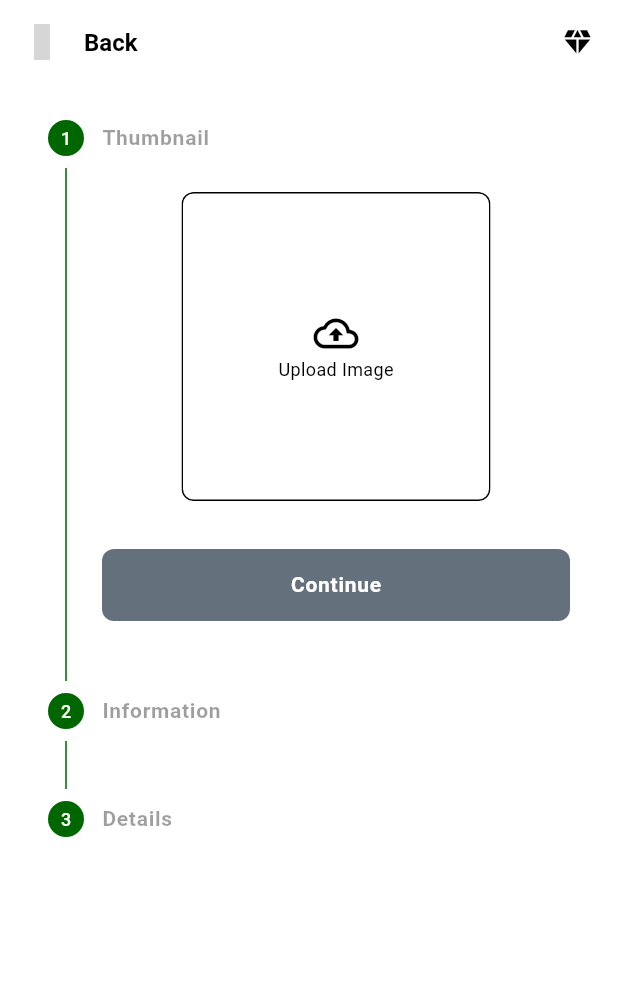
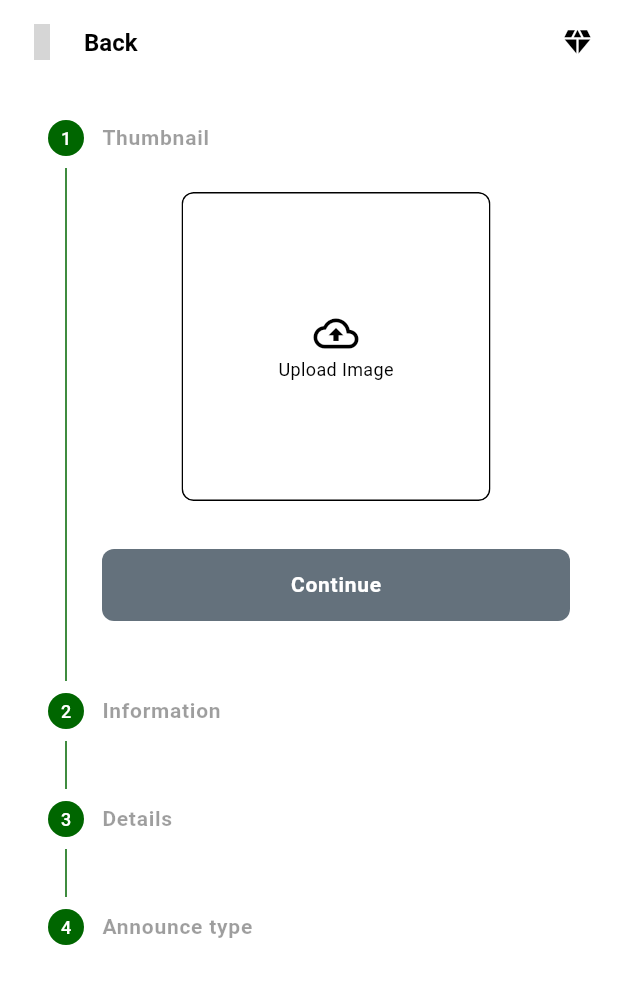
Before and after one commit to ezriouil/Alhawta, a Flutter app: the NewProductScreen screen opened by its route, after a tap on "Continue", on a phone screen of 412 x 824 dp. Shown: the top 984 px of the screen. Run offline on Flutter 3.47's test engine with Material 3 defaults, Android fonts, the light colour scheme and no system bars; drawn by our look-alikes of avatar_glow; our stand-ins replace appwrite, awesome_bottom_bar, cached_network_image, camera, carousel_slider, connectivity_plus and 13 more; missing offline and left inert: gal, unity_ads_plugin; accounts and stored records are empty; Roboto replaces fonts that are missing (Cal); grey boxes are pictures that could not be loaded.

Commit message:
update Design .

```diff
--- a/lib/home/home_screen.dart
+++ b/lib/home/home_screen.dart
@@ -3,13 +3,11 @@ import 'package:alhawta/home/widgets/home_custom_icon_btn.dart';
 import 'package:alhawta/home/widgets/home_custom_product.dart';
 import 'package:alhawta/home/widgets/home_custom_shimmer_effect.dart';
 import 'package:alhawta/home/widgets/home_custom_text_icon_btn.dart';
-import 'package:alhawta/index/index_controller.dart';
 import 'package:alhawta/product/product_screen.dart';
 import 'package:alhawta/utils/ads/custom_unity.dart';
 import 'package:alhawta/utils/constants/custom_images.dart';
 import 'package:alhawta/utils/constants/custom_sizes.dart';
 import 'package:alhawta/utils/state/custom_state.dart';
-import 'package:avatar_glow/avatar_glow.dart';
 import 'package:cached_network_image/cached_network_image.dart';
 import 'package:carousel_slider/carousel_slider.dart';
 import 'package:flutter/material.dart';
--- a/lib/home/widgets/home_custom_icon_btn.dart
+++ b/lib/home/widgets/home_custom_icon_btn.dart
@@ -7,8 +7,9 @@ class HomeCustomIconBtn extends CustomState{
   final GestureTapCallback onPressed;
   final IconData icon;
   final double? size;
+  final Color? iconColor, backgroundColor;
 
-   const HomeCustomIconBtn({super.key, required this.onPressed, required this.icon, this.size = 36.0});
+   const HomeCustomIconBtn({super.key, required this.onPressed, required this.icon,  this.iconColor, this.backgroundColor, this.size = 36.0});
 
   @override
   Widget execute(BuildContext context) {
@@ -17,12 +18,12 @@ class HomeCustomIconBtn extends CustomState{
       height: size,
       decoration: BoxDecoration(
           borderRadius: BorderRadius.circular(CustomSizes.SPACE_BETWEEN_SECTIONS),
-          border: Border.all(color: darkLightColor(context), width: 0.4),
-          color: grayColor(context).withOpacity(0.2)),
+          border: Border.all(color: iconColor ?? darkLightColor(context), width: 0.4),
+          color: backgroundColor ?? grayColor(context).withOpacity(0.2)),
       child: InkWell(
         overlayColor: MaterialStateProperty.all<Color>(CustomColors.TRANSPARENT),
         onTap: onPressed,
-        child: Icon(icon, color: darkLightColor(context), size: 16.0),
+        child: Icon(icon, color: iconColor ?? darkLightColor(context), size: 16.0),
       ),
     );
   }
--- a/lib/main.dart
+++ b/lib/main.dart
@@ -37,7 +37,6 @@ import 'package:flutter/services.dart';
 import 'package:get/get.dart';
 
 import 'home/home_controller.dart';
-
 
 void main() async {
 
--- a/lib/new_product/new_product_controller.dart
+++ b/lib/new_product/new_product_controller.dart
@@ -285,9 +285,10 @@ class NewProductController extends GetxController with WidgetsBindingObserver {
       currentStep.value++;
     }
     else if(currentStep.value == 1){
-      if(fromState.currentState!.validate()) return;
+      if(!fromState.currentState!.validate()) return;
       currentStep.value++;
     }
+    else if(currentStep.value == 2){ currentStep.value++; }
     else { onInsertNewProduct(); }
   }
 
--- a/lib/new_product/new_product_screen.dart
+++ b/lib/new_product/new_product_screen.dart
@@ -2,6 +2,7 @@ import 'package:alhawta/new_product/widgets/new_product_custom_elevated_btn.dart
 import 'package:alhawta/new_product/widgets/new_product_custom_step_1.dart';
 import 'package:alhawta/new_product/widgets/new_product_custom_step_2.dart';
 import 'package:alhawta/new_product/widgets/new_product_custom_step_3.dart';
+import 'package:alhawta/new_product/widgets/new_product_custom_step_4.dart';
 import 'package:alhawta/utils/constants/custom_colors.dart';
 import 'package:alhawta/utils/constants/custom_sizes.dart';
 import 'package:alhawta/utils/extensions/validator.dart';
@@ -67,9 +68,9 @@ class NewProductScreen extends CustomState {
                             if(controller.currentStep.value > 0) const SizedBox(width: CustomSizes.SPACE_BETWEEN_ITEMS /2),
                             Expanded(child: NewProductCustomElevatedBtn(
                                     onPressed: controller.onContinue,
-                                    bgColor: controller.currentStep.value != 2 ? grayColor(context) : greenColor(context),
+                                    bgColor: controller.currentStep.value != 3 ? grayColor(context) : greenColor(context),
                                     textColor: darkDarkLightLightColor(context),
-                                    text: controller.currentStep.value == 2 ? "Submit" : "Continue"
+                                    text: controller.currentStep.value == 3 ? "Submit" : "Continue"
                                 )),
                           ]
                       ),
@@ -111,6 +112,12 @@ class NewProductScreen extends CustomState {
                             categories: controller.categories,
                           )
                         ),
+                        Step(
+                          title: const Text("Announce type"),
+                          isActive: controller.currentStep.value >= 3,
+                          state: controller.currentStep.value  > 3 ? StepState.complete : StepState.disabled,
+                          content: const NewProductCustomStep4()
+                        ),
                       ]
                   ),
                 )
--- /dev/null
+++ b/lib/new_product/widgets/new_product_custom_step_4.dart
@@ -0,0 +1,15 @@
+import 'package:alhawta/utils/state/custom_state.dart';
+import 'package:flutter/material.dart';
+
+class NewProductCustomStep4 extends CustomState{
+
+  const NewProductCustomStep4({super.key});
+
+  @override
+  Widget execute(BuildContext context) {
+    return Column(
+      crossAxisAlignment: CrossAxisAlignment.start,
+      children: []
+    );
+  }
+}
--- a/lib/settings/settings_controller.dart
+++ b/lib/settings/settings_controller.dart
@@ -28,6 +28,7 @@ class SettingsController extends GetxController {
   // - - - - - - - - - - - - - - - - - - UPDATE THEME SWITCH BTN - - - - - - - - - - - - - - - - - -  //
   void onUpdateThemeColor(bool value){
     switchBtnEnableDarkTheme.value = value;
+    Get.changeThemeMode(value ? ThemeMode.dark : ThemeMode.light);
   }
 
   // - - - - - - - - - - - - - - - - - - UPDATE HIDE LOGIN SWITCH BTN - - - - - - - - - - - - - - - - - -  //
@@ -97,7 +98,7 @@ class SettingsController extends GetxController {
                   child: SettingsCustomElevatedBtn(
                     onPressed: (){ Get.back(); },
                     text: "Dismiss",
-                    bgColor: CustomColors.GRAY_LIGHT,
+                      bgColor: context.isDarkMode ? CustomColors.GRAY_LIGHT : CustomColors.GRAY_DARK
 
                   ),
                 ),
@@ -182,8 +183,7 @@ class SettingsController extends GetxController {
                   child: SettingsCustomElevatedBtn(
                     onPressed: (){ Get.back(); },
                     text: "Dismiss",
-                    bgColor: CustomColors.GRAY_LIGHT,
-
+                    bgColor: context.isDarkMode ? CustomColors.GRAY_LIGHT : CustomColors.GRAY_DARK
                   ),
                 ),
                 const SizedBox(width: CustomSizes.SPACE_BETWEEN_ITEMS / 2),
--- a/lib/store/store_controller.dart
+++ b/lib/store/store_controller.dart
@@ -42,7 +42,7 @@ class StoreController extends GetxController {
   void onUpdateBottomSheet({required Product product, required BuildContext context}) async{
     const Duration duration = Duration(milliseconds: 800);
     Get.bottomSheet(
-        enableDrag: true,
+        enableDrag: false,
         useRootNavigator: false,
         isScrollControlled: true,
         isDismissible: false,
```
